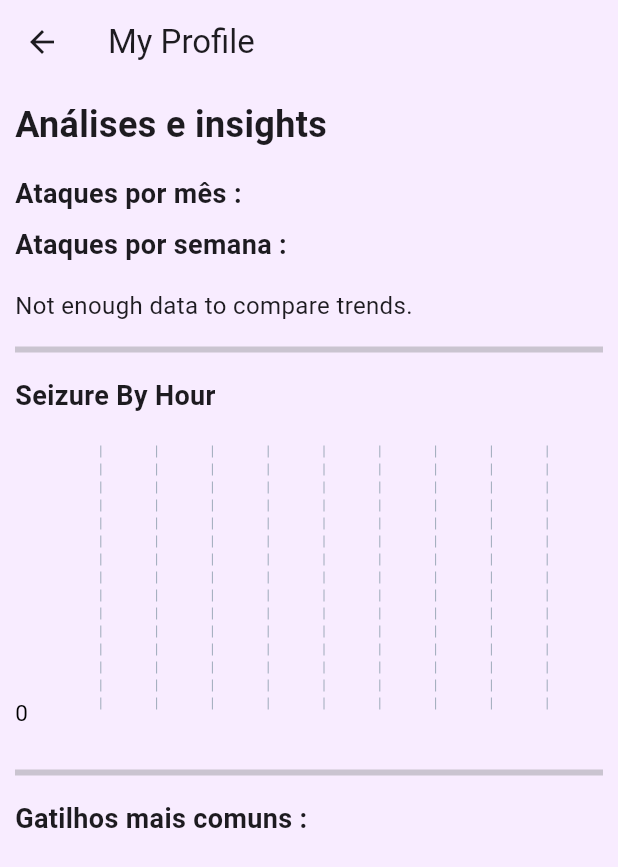
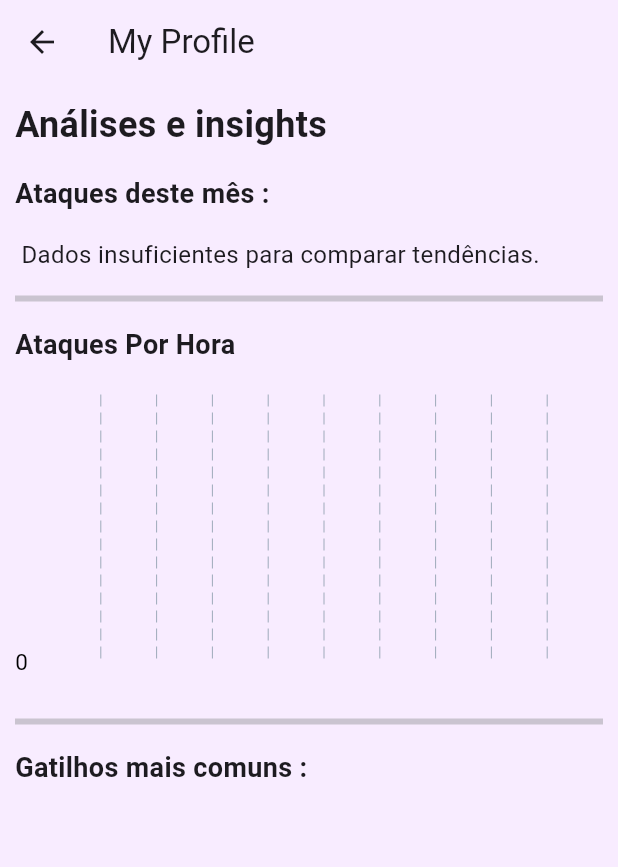
Before and after one commit to GuiFeiteira/neuro_nest1, a Flutter app: the MyProfile screen opened directly, on a phone screen of 412 x 824 dp. Shown: the top 867 px of the screen. Run offline on Flutter 3.47's test engine with Material 3 defaults, Android fonts, the phone set to English and light mode, and no system bars; drawn by our look-alikes of fl_chart; our stand-ins replace awesome_notifications, cloud_firestore, firebase_auth, firebase_core, geolocator, google_fonts and 4 more; missing offline and left inert: bottom_picker, flutter_background_service, flutter_date_range_picker, shake, sign_button; accounts and stored records are empty; generated files the repository leaves out were written again; Roboto replaces fonts that are missing (Intel).

```diff
--- a/lib/components/models/User.dart
+++ b/lib/components/models/User.dart
@@ -1,10 +1,10 @@
 import 'medication.dart';
 
 class User {
-  final String id; // Unique identifier for the user
-  String name; // User's name
-  int age; // User's age
-  List<Medication> medications; // List of user's medications
+  final String id;
+  String name;
+  int age;
+  List<Medication> medications;
 
 
   User({
@@ -15,23 +15,4 @@ class User {
 
   });
 
-  // Methods to add, remove, and update user data
-  void addMedication(Medication medication) {
-    medications.add(medication);
-  }
-
-  void removeMedication(String medicationId) {
-    medications.removeWhere((medication) => medication.id == medicationId);
-  }
-
-  void updateMedication(String medicationId, Medication updatedMedication) {
-    final index = medications.indexWhere((medication) => medication.id == medicationId);
-    if (index != -1) {
-      medications[index] = updatedMedication;
-    }
-  }
-
-
-
-
 }
--- a/lib/components/models/medication.dart
+++ b/lib/components/models/medication.dart
@@ -4,18 +4,12 @@ class Medication {
   final String time;
   final List<String> days;
   bool isTaken;
-  //String dosage;
-  //String frequency;
-  String? notes;
 
   Medication({
     required this.id,
     required this.name,
     required this.days,
-    //required this.dosage,
-    //required this.frequency,
     required this.time,
     this.isTaken = false,
-    this.notes,
   });
 }
--- a/lib/screens/home_page.dart
+++ b/lib/screens/home_page.dart
@@ -12,7 +12,9 @@ import 'landing_page.dart';
 import 'package:flutter_gen/gen_l10n/app_localization.dart';
 
 class HomePage extends StatelessWidget {
+
   const HomePage({Key? key}) : super(key: key);
+
 
   Future<String?> _getUserName() async {
     User? user = FirebaseAuth.instance.currentUser;
@@ -38,7 +40,7 @@ class HomePage extends StatelessWidget {
             ListTile(
               leading: const Icon(Icons.person),
               title: Text(userName),
-              subtitle: Text(AppLocalizations.of(context)!.profileSets),
+              subtitle: Text(AppLocalizations.of(context)!.analises),
               onTap: () {
                 Navigator.push(context,
                     MaterialPageRoute(
--- a/lib/screens/myProfile_page.dart
+++ b/lib/screens/myProfile_page.dart
@@ -122,8 +122,7 @@ void _calculateTriggerCounts() {
       crossAxisAlignment: CrossAxisAlignment.start,
       children: [
         Text(
-          'Seizure By Hour',
-          //AppLocalizations.of(context)!.seizureByHour,
+          AppLocalizations.of(context)!.seizureByHour,
           style: const TextStyle(fontSize: 18, fontWeight: FontWeight.bold),
         ),
         const SizedBox(height: 20),
@@ -227,7 +226,7 @@ void _calculateTriggerCounts() {
   Widget _buildAttackCounts() {
     final now = DateTime.now();
     final currentMonth = DateFormat('yyyy-MM').format(now);
-    final currentWeek = DateFormat('yyyy-ww').format(now);
+
 
     return Column(
       crossAxisAlignment: CrossAxisAlignment.start,
@@ -241,16 +240,6 @@ void _calculateTriggerCounts() {
             '${_monthlyCounts[currentMonth]} attacks',
             style: const TextStyle(fontSize: 16),
           ),
-        const SizedBox(height: 8),
-        Text(
-          AppLocalizations.of(context)!.ataquessemana,
-          style: const TextStyle(fontSize: 18, fontWeight: FontWeight.bold),
-        ),
-        if (_weeklyCounts.containsKey(currentWeek))
-          Text(
-            '${_weeklyCounts[currentWeek]} attacks',
-            style: const TextStyle(fontSize: 16),
-          ),
       ],
     );
   }
@@ -258,8 +247,8 @@ void _calculateTriggerCounts() {
 
   Widget _buildTrendComparison() {
     if (_monthlyCounts.length < 2) {
-      return const Text(
-        'Not enough data to compare trends.',
+      return Text(
+        AppLocalizations.of(context)!.trends,
         style: TextStyle(fontSize: 16),
       );
     }
@@ -269,13 +258,13 @@ void _calculateTriggerCounts() {
     final currentMonthCount = _monthlyCounts[sortedKeys.last]!;
 
     final trend = currentMonthCount > previousMonthCount
-        ? 'increased'
+        ? AppLocalizations.of(context)!.increased
         : currentMonthCount < previousMonthCount
-        ? 'decreased'
-        : 'stayed the same';
+        ? AppLocalizations.of(context)!.decreased
+        : AppLocalizations.of(context)!.stayedTheSame;
 
     return Text(
-      'Compared to last month, your attacks have $trend.',
+      '${AppLocalizations.of(context)!.comparedToLastMonth} $trend.',
       style: const TextStyle(fontSize: 16),
     );
   }
@@ -285,7 +274,7 @@ void _calculateTriggerCounts() {
       final value = entry.value.toDouble();
       return PieChartSectionData(
         value: value,
-        //title: '',
+        title: '',
         color: Colors.primaries[_triggerCounts.keys.toList().indexOf(entry.key) % Colors.primaries.length],
         radius: 50,
       );
@@ -308,8 +297,30 @@ void _calculateTriggerCounts() {
               sectionsSpace: 2,
               pieTouchData: PieTouchData(
                 touchCallback: (touchEvent, pieTouchResponse) {
+                  if (pieTouchResponse != null && pieTouchResponse.touchedSection != null) {
+                    final touchedSection = pieTouchResponse.touchedSection!;
+                    final sectionIndex = touchedSection.touchedSectionIndex;
+                    final section = sections[sectionIndex];
+                    final trigger = _triggerCounts.entries.elementAt(sectionIndex);
 
-
+                    showDialog(
+                      context: context,
+                      builder: (context) {
+                        return AlertDialog(
+                          title: Text('Trigger Information'),
+                          content: Text('Trigger: ${trigger.key}\nOccurrences: ${trigger.value}'),
+                          actions: [
+                            TextButton(
+                              onPressed: () {
+                                Navigator.of(context).pop();
+                              },
+                              child: Text('OK'),
+                            ),
+                          ],
+                        );
+                      },
+                    );
+                  }
                 },
               ),
             ),
@@ -319,8 +330,8 @@ void _calculateTriggerCounts() {
         _buildLegend(),
       ],
     );
+  }
 
-  }
 
   Widget _buildLegend() {
     return Column(
```
Also changed, not shown: lib/components/add_meds.dart (+24 -4 lines), lib/components/models/emergency_contacts.dart (added, +20 -0 lines), lib/components/moodOptionBar.dart (+25 -10 lines), lib/components/quizz_card.dart (+5 -6 lines), lib/l10n/app_pt.arb (+18 -6 lines), lib/main.dart (+24 -4 lines), lib/screens/calendar_page.dart (+101 -6 lines), lib/screens/landing_page.dart (+8 -7 lines), pubspec.yaml (+5 -2 lines), assets/realhappy.png (added), pubspec.lock, 4 other files. Lines whose indentation alone changed are shown as unchanged.
